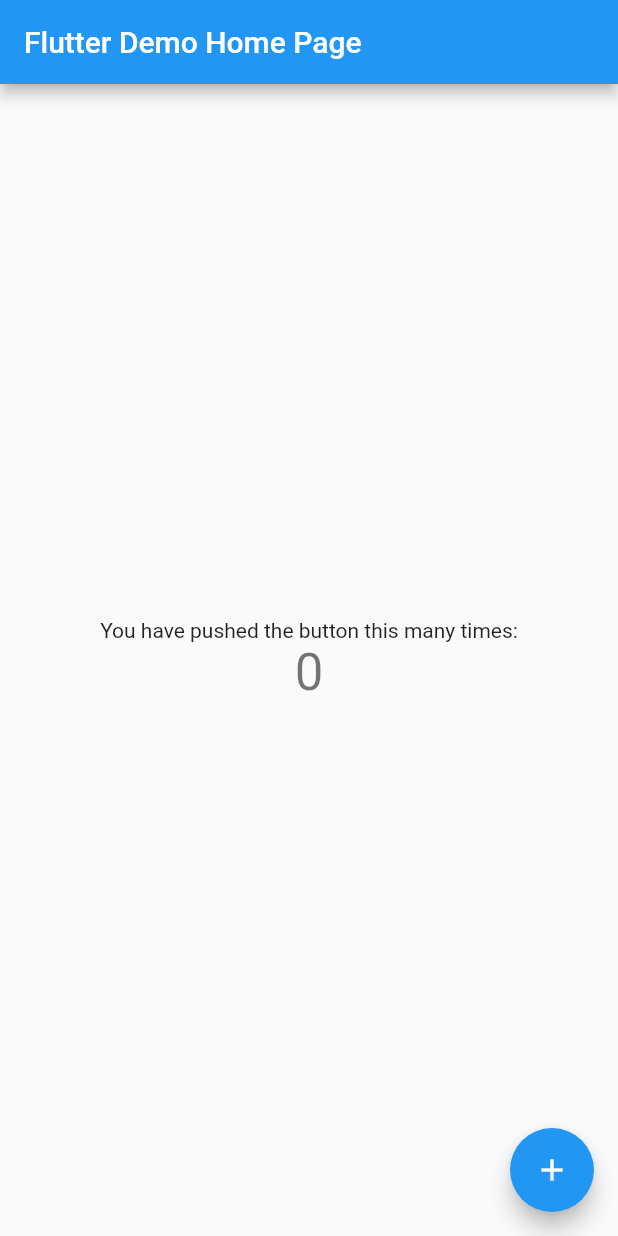
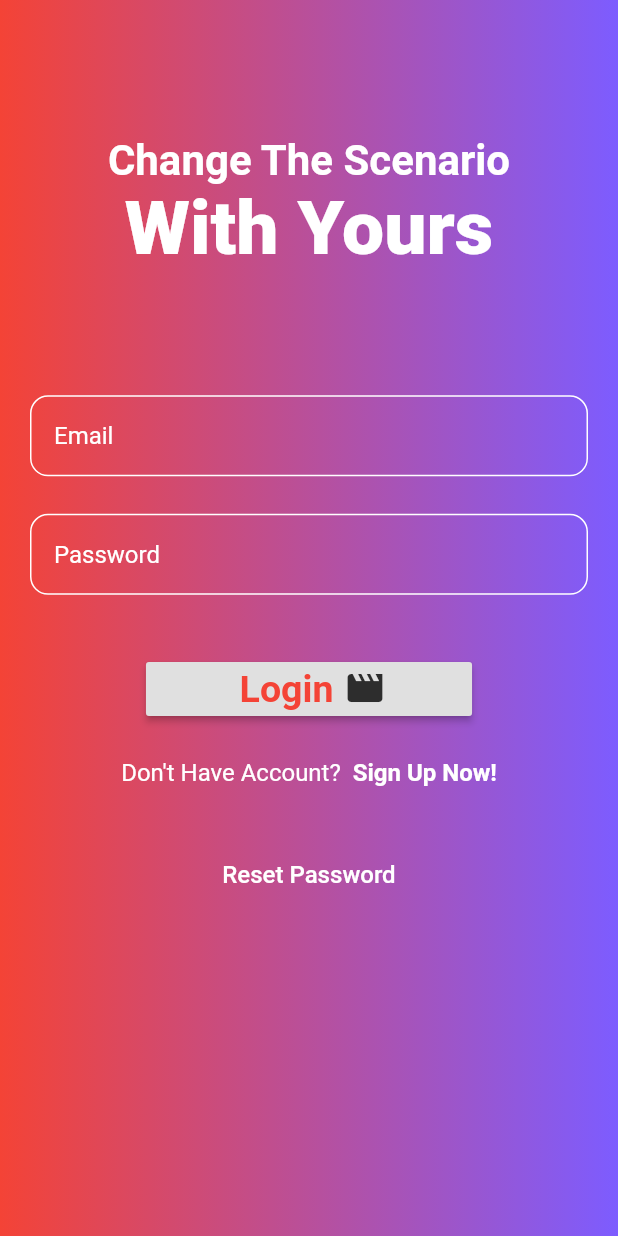
Before and after one commit to stelselim/ChangeTheScenario, a Flutter app: the screen it shows after launch, on a phone screen of 412 x 824 dp. Run offline on Flutter 3.47's test engine with Material 2 defaults, Android fonts, the phone set to English and light mode, and no system bars.

Commit message:
Navigation properly added, login page ui added

```diff
--- a/lib/main.dart
+++ b/lib/main.dart
@@ -1,117 +1,21 @@
+import 'package:changescenario/navigation/route_generator.dart';
 import 'package:flutter/material.dart';
 
 void main() {
-  runApp(MyApp());
+  runApp(MainApp());
 }
 
-class MyApp extends StatelessWidget {
-  // This widget is the root of your application.
+class MainApp extends StatelessWidget {
+  const MainApp({Key key}) : super(key: key);
+
   @override
   Widget build(BuildContext context) {
     return MaterialApp(
-      title: 'Flutter Demo',
-      theme: ThemeData(
-        // This is the theme of your application.
-        //
-        // Try running your application with "flutter run". You'll see the
-        // application has a blue toolbar. Then, without quitting the app, try
-        // changing the primarySwatch below to Colors.green and then invoke
-        // "hot reload" (press "r" in the console where you ran "flutter run",
-        // or simply save your changes to "hot reload" in a Flutter IDE).
-        // Notice that the counter didn't reset back to zero; the application
-        // is not restarted.
-        primarySwatch: Colors.blue,
-        // This makes the visual density adapt to the platform that you run
-        // the app on. For desktop platforms, the controls will be smaller and
-        // closer together (more dense) than on mobile platforms.
-        visualDensity: VisualDensity.adaptivePlatformDensity,
-      ),
-      home: MyHomePage(title: 'Flutter Demo Home Page'),
+      title: "Change The Scenario",
+      debugShowCheckedModeBanner: false,
+      initialRoute: "/",
+      // Initialy Display Login
+      onGenerateRoute: RouteGenerator.generateRoute,
     );
   }
 }
-
-class MyHomePage extends StatefulWidget {
-  MyHomePage({Key key, this.title}) : super(key: key);
-
-  // This widget is the home page of your application. It is stateful, meaning
-  // that it has a State object (defined below) that contains fields that affect
-  // how it looks.
-
-  // This class is the configuration for the state. It holds the values (in this
-  // case the title) provided by the parent (in this case the App widget) and
-  // used by the build method of the State. Fields in a Widget subclass are
-  // always marked "final".
-
-  final String title;
-
-  @override
-  _MyHomePageState createState() => _MyHomePageState();
-}
-
-class _MyHomePageState extends State<MyHomePage> {
-  int _counter = 0;
-
-  void _incrementCounter() {
-    setState(() {
-      // This call to setState tells the Flutter framework that something has
-      // changed in this State, which causes it to rerun the build method below
-      // so that the display can reflect the updated values. If we changed
-      // _counter without calling setState(), then the build method would not be
-      // called again, and so nothing would appear to happen.
-      _counter++;
-    });
-  }
-
-  @override
-  Widget build(BuildContext context) {
-    // This method is rerun every time setState is called, for instance as done
-    // by the _incrementCounter method above.
-    //
-    // The Flutter framework has been optimized to make rerunning build methods
-    // fast, so that you can just rebuild anything that needs updating rather
-    // than having to individually change instances of widgets.
-    return Scaffold(
-      appBar: AppBar(
-        // Here we take the value from the MyHomePage object that was created by
-        // the App.build method, and use it to set our appbar title.
-        title: Text(widget.title),
-      ),
-      body: Center(
-        // Center is a layout widget. It takes a single child and positions it
-        // in the middle of the parent.
-        child: Column(
-          // Column is also a layout widget. It takes a list of children and
-          // arranges them vertically. By default, it sizes itself to fit its
-          // children horizontally, and tries to be as tall as its parent.
-          //
-          // Invoke "debug painting" (press "p" in the console, choose the
-          // "Toggle Debug Paint" action from the Flutter Inspector in Android
-          // Studio, or the "Toggle Debug Paint" command in Visual Studio Code)
-          // to see the wireframe for each widget.
-          //
-          // Column has various properties to control how it sizes itself and
-          // how it positions its children. Here we use mainAxisAlignment to
-          // center the children vertically; the main axis here is the vertical
-          // axis because Columns are vertical (the cross axis would be
-          // horizontal).
-          mainAxisAlignment: MainAxisAlignment.center,
-          children: <Widget>[
-            Text(
-              'You have pushed the button this many times:',
-            ),
-            Text(
-              '$_counter',
-              style: Theme.of(context).textTheme.headline4,
-            ),
-          ],
-        ),
-      ),
-      floatingActionButton: FloatingActionButton(
-        onPressed: _incrementCounter,
-        tooltip: 'Increment',
-        child: Icon(Icons.add),
-      ), // This trailing comma makes auto-formatting nicer for build methods.
-    );
-  }
-}
--- /dev/null
+++ b/lib/navigation/route_generator.dart
@@ -0,0 +1,42 @@
+import 'package:changescenario/pages/home/home.dart';
+import 'package:changescenario/pages/login/login.dart';
+import 'package:changescenario/pages/login/resetPassword.dart';
+import 'package:changescenario/pages/login/signUp.dart';
+import 'package:flutter/material.dart';
+
+class RouteGenerator {
+  static Route<dynamic> generateRoute(RouteSettings routeSettings) {
+    final args = routeSettings.arguments;
+
+    switch (routeSettings.name) {
+
+      /// Authentication
+      case "/":
+        return MaterialPageRoute(builder: (_) => LoginPage());
+      case "/signup":
+        return MaterialPageRoute(builder: (_) => SignUpPage());
+      case "/resetPassword":
+        return MaterialPageRoute(builder: (_) => ResetPasswordPage());
+
+      /// App
+      case "/home":
+        return MaterialPageRoute(
+          builder: (_) => Home(),
+        );
+
+      default: // If Route Not Found => Error Route
+        return _errorRoute();
+    }
+  }
+
+  static Route<dynamic> _errorRoute() {
+    return MaterialPageRoute(builder: (_) {
+      return Scaffold(
+        appBar: AppBar(
+          title: Text("Error"),
+        ),
+        body: Text("Page Not Found"),
+      );
+    });
+  }
+}
--- /dev/null
+++ b/lib/pages/home/home.dart
@@ -0,0 +1,22 @@
+import 'package:flutter/material.dart';
+
+class Home extends StatelessWidget {
+  const Home({Key key}) : super(key: key);
+
+  @override
+  Widget build(BuildContext context) {
+    return Scaffold(
+      appBar: AppBar(
+        title: Text("Home"),
+      ),
+      body: Column(
+        children: [
+          RaisedButton(
+            child: Text("Go initial"),
+            onPressed: () => Navigator.pushReplacementNamed(context, "/"),
+          ),
+        ],
+      ),
+    );
+  }
+}
--- /dev/null
+++ b/lib/pages/login/login.dart
@@ -0,0 +1,227 @@
+import 'package:flutter/material.dart';
+
+class LoginPage extends StatelessWidget {
+  const LoginPage({Key key}) : super(key: key);
+
+  @override
+  Widget build(BuildContext context) {
+    final width = MediaQuery.of(context).size.width;
+    final height = MediaQuery.of(context).size.height;
+    final topSpaceRatio = 0.11;
+    final headerFormSpaceRatio = 0.08;
+    final formButtonSpaceRatio = 0.035;
+
+    /// Login Form Key
+    final loginKey = GlobalKey<FormState>();
+
+    String email;
+    String password;
+
+    return Scaffold(
+      resizeToAvoidBottomPadding: false,
+      body: Container(
+        height: height * 1,
+        decoration: BoxDecoration(
+          gradient: LinearGradient(
+            colors: [
+              Colors.red.shade500,
+              Color.fromRGBO(125, 92, 255, 1),
+            ],
+          ),
+        ),
+        child: Form(
+          child: SingleChildScrollView(
+            child: Column(
+              children: [
+                SizedBox(
+                  height: height * topSpaceRatio,
+                ),
+                // Email & Password
+                RichText(
+                  textAlign: TextAlign.center,
+                  text: TextSpan(
+                    children: [
+                      TextSpan(
+                        text: "Change The Scenario",
+                        style: TextStyle(
+                          color: Colors.white,
+                          fontWeight: FontWeight.w600,
+                          fontSize: 28,
+                        ),
+                      ),
+                      TextSpan(text: "\n"),
+                      TextSpan(
+                        text: "With Yours",
+                        style: TextStyle(
+                          color: Colors.white,
+                          fontWeight: FontWeight.w900,
+                          fontSize: 50,
+                        ),
+                      ),
+                    ],
+                  ),
+                ),
+
+                SizedBox(
+                  height: height * headerFormSpaceRatio,
+                ),
+
+                /// Email
+                Container(
+                  padding: const EdgeInsets.only(
+                      left: 15, bottom: 2, right: 2, top: 2),
+                  margin: EdgeInsets.symmetric(
+                    horizontal: 20,
+                    vertical: 15,
+                  ),
+                  decoration: BoxDecoration(
+                    borderRadius: BorderRadius.circular(12),
+                    border: Border.all(width: 1, color: Colors.white),
+                  ),
+                  child: TextFormField(
+                    maxLines: 1,
+                    autocorrect: false,
+                    decoration: InputDecoration(
+                      hintStyle: TextStyle(
+                        color: Colors.white,
+                      ),
+                      hintText: "Email",
+                      border: InputBorder.none,
+                    ),
+                    obscureText: false,
+                    style: TextStyle(
+                      color: Colors.white,
+                    ),
+                    keyboardType: TextInputType.emailAddress,
+                    textInputAction: TextInputAction.done,
+                    onChanged: (val) => email = val,
+                    onSaved: (val) => email = val,
+                  ),
+                ),
+
+                /// Password
+                Container(
+                  padding: const EdgeInsets.only(
+                      left: 15, bottom: 2, right: 2, top: 2),
+                  margin: EdgeInsets.symmetric(
+                    horizontal: 20,
+                    vertical: 10,
+                  ),
+                  decoration: BoxDecoration(
+                    borderRadius: BorderRadius.circular(12),
+                    border: Border.all(width: 1, color: Colors.white),
+                  ),
+                  child: TextFormField(
+                    maxLines: 1,
+                    autocorrect: false,
+                    textInputAction: TextInputAction.done,
+                    decoration: InputDecoration(
+                      hintStyle: TextStyle(
+                        color: Colors.white,
+                      ),
+                      hintText: "Password",
+                      border: InputBorder.none,
+                    ),
+                    style: TextStyle(
+                      color: Colors.white,
+                    ),
+                    obscureText: true,
+                    keyboardType: TextInputType.emailAddress,
+                    onChanged: (val) => password = val,
+                    onSaved: (val) => password = val,
+                  ),
+                ),
+                SizedBox(
+                  height: height * formButtonSpaceRatio,
+                ),
+
+                /// Login
+                RaisedButton(
+                  child: Container(
+                    width: width * 0.45,
+                    decoration: BoxDecoration(
+                      borderRadius: BorderRadius.circular(25),
+                    ),
+                    alignment: Alignment.center,
+                    child: Wrap(
+                      direction: Axis.horizontal,
+                      children: [
+                        SizedBox(
+                          width: 5,
+                        ),
+                        Text(
+                          "Login",
+                          style: TextStyle(
+                            fontSize: 25,
+                            fontWeight: FontWeight.w700,
+                            color: Colors.red.shade500,
+                          ),
+                        ),
+                        SizedBox(
+                          width: 7,
+                        ),
+                        Icon(
+                          Icons.movie,
+                          color: Colors.black.withOpacity(0.8),
+                          size: 28,
+                        )
+                      ],
+                    ),
+                  ),
+                  onPressed: () {
+                    print(email);
+                    print(password);
+                    Navigator.pushReplacementNamed(context, "/home");
+                  },
+                ),
+
+                /// Signup
+                Padding(
+                  padding: const EdgeInsets.only(top: 8.0),
+                  child: FlatButton(
+                    child: RichText(
+                      text: TextSpan(children: [
+                        TextSpan(
+                          text: "Don't Have Account?  ",
+                          style: TextStyle(
+                            fontSize: 16,
+                            fontWeight: FontWeight.w400,
+                          ),
+                        ),
+                        TextSpan(
+                          text: "Sign Up Now!",
+                          style: TextStyle(
+                            fontSize: 16,
+                            fontWeight: FontWeight.w700,
+                          ),
+                        ),
+                      ]),
+                    ),
+                    onPressed: () => Navigator.pushNamed(context, "/signup"),
+                  ),
+                ),
+
+                /// Reset Password
+                Padding(
+                  padding: const EdgeInsets.only(top: 20.0),
+                  child: FlatButton(
+                    child: Text(
+                      "Reset Password",
+                      style: TextStyle(
+                        fontSize: 16,
+                        color: Colors.white,
+                        fontWeight: FontWeight.w500,
+                      ),
+                    ),
+                    onPressed: () =>
+                        Navigator.pushNamed(context, "/resetPassword"),
+                  ),
+                ),
+              ],
+            ),
+          ),
+        ),
+      ),
+    );
+  }
+}
--- /dev/null
+++ b/lib/pages/login/resetPassword.dart
@@ -0,0 +1,16 @@
+import 'package:flutter/material.dart';
+
+class ResetPasswordPage extends StatelessWidget {
+  @override
+  Widget build(BuildContext context) {
+    return Scaffold(
+      appBar: AppBar(),
+      body: Column(
+        crossAxisAlignment: CrossAxisAlignment.center,
+        children: [
+          Text("Reset Password"),
+        ],
+      ),
+    );
+  }
+}
--- /dev/null
+++ b/lib/pages/login/signUp.dart
@@ -0,0 +1,16 @@
+import 'package:flutter/material.dart';
+
+class SignUpPage extends StatelessWidget {
+  @override
+  Widget build(BuildContext context) {
+    return Scaffold(
+      appBar: AppBar(),
+      body: Column(
+        crossAxisAlignment: CrossAxisAlignment.center,
+        children: [
+          Text("SignUp"),
+        ],
+      ),
+    );
+  }
+}
```
Also changed, not shown: 1 other file.
